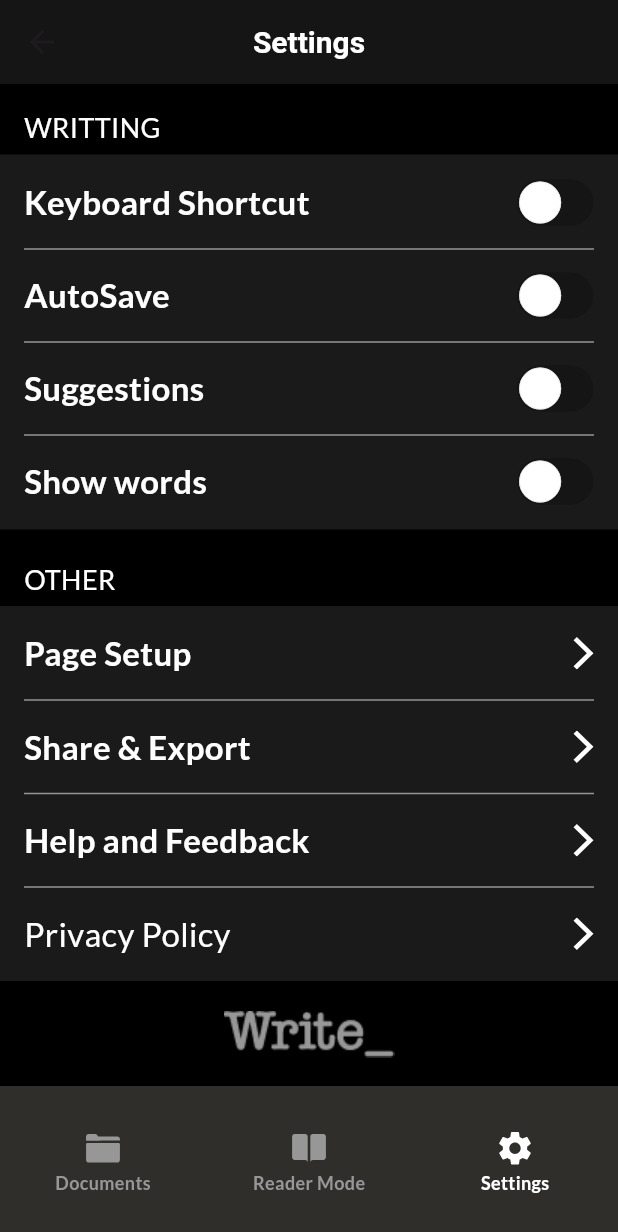
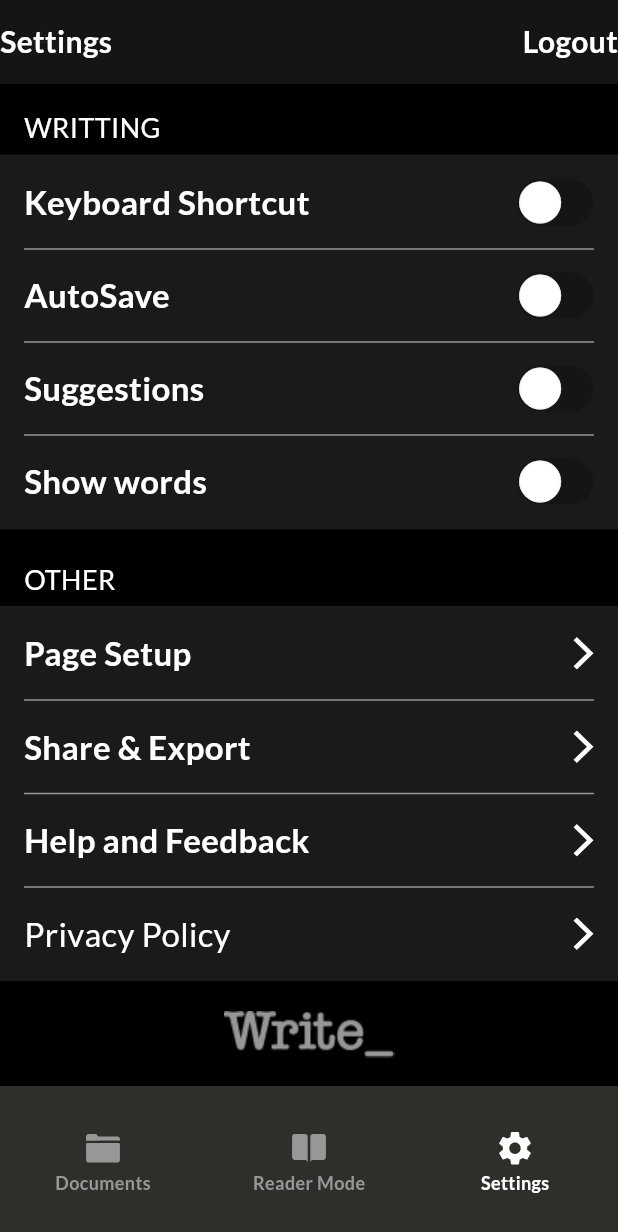
Before and after one commit to Smartdevs17/writeapp, a Flutter app: the SettingsScreen screen opened by its route, on a phone screen of 412 x 824 dp. Shown: the top 1232 px of the screen. Run offline on Flutter 3.47's test engine with Material 3 defaults, Android fonts, the phone set to English and light mode, and no system bars; our stand-ins replace flutter_native_splash, flutter_svg, get, google_fonts.

Commit message:
finish ui implemtation

```diff
--- a/lib/features/settings/presentation/settings_screen.dart
+++ b/lib/features/settings/presentation/settings_screen.dart
@@ -1,6 +1,9 @@
 import 'package:flutter/material.dart';
 import 'package:flutter_svg/svg.dart';
+import 'package:get/get_core/src/get_main.dart';
+import 'package:get/get_navigation/get_navigation.dart';
 import 'package:writeapp/common/widgets/bottom_bar.dart';
+import 'package:writeapp/routes/routes.dart';
 import 'package:writeapp/utils/theme/theme.dart';
 
 class SettingsScreen extends StatefulWidget {
@@ -21,15 +24,29 @@
     return Scaffold(
       backgroundColor: primaryColorDK,
       appBar: AppBar(
-        centerTitle: true,
         backgroundColor: const Color(0xff151515),
-        title: const Text(
+        actions: [
+          const Text(
             "Settings",
             style: TextStyle(
                 color: primaryColorLT,
                 fontSize: 20.0,
                 fontWeight: FontWeight.bold),
           ),
+          const Spacer(),
+          GestureDetector(
+            onTap: () {
+              Get.toNamed(Routes.auth);
+            },
+            child: const Text(
+              "Logout",
+              style: TextStyle(
+                  color: primaryColorLT,
+                  fontSize: 20.0,
+                  fontWeight: FontWeight.bold),
+            ),
+          ),
+        ],
       ),
       body: Padding(
         padding: const EdgeInsets.only(top: 16.0),
```
Lines whose indentation alone changed are shown as unchanged.
